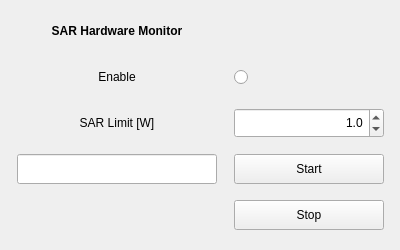
The window that Applications/relax2/ui/sar.ui (OpenMRI/ocra) describes before a commit, drawn with Qt 5.
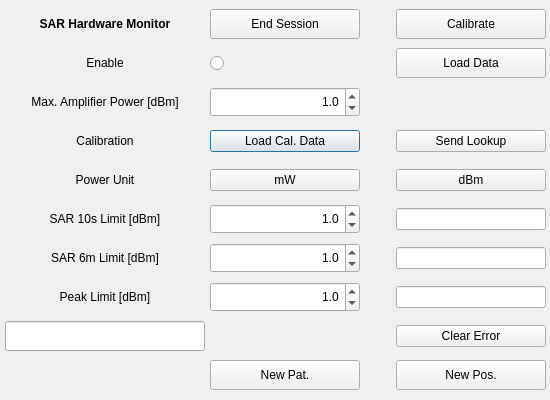
The same window after the commit.

Patch:
```diff
--- a/Applications/relax2/ui/sar.ui
+++ b/Applications/relax2/ui/sar.ui
@@ -6,20 +6,20 @@
    <rect>
     <x>0</x>
     <y>0</y>
-    <width>400</width>
-    <height>250</height>
+    <width>550</width>
+    <height>400</height>
    </rect>
   </property>
   <property name="minimumSize">
    <size>
-    <width>400</width>
-    <height>250</height>
+    <width>550</width>
+    <height>400</height>
    </size>
   </property>
   <property name="maximumSize">
    <size>
-    <width>400</width>
-    <height>250</height>
+    <width>550</width>
+    <height>400</height>
    </size>
   </property>
   <property name="windowTitle">
@@ -30,8 +30,8 @@
     <rect>
      <x>0</x>
      <y>0</y>
-     <width>401</width>
-     <height>251</height>
+     <width>551</width>
+     <height>401</height>
     </rect>
    </property>
    <layout class="QGridLayout" name="gridLayout">
@@ -50,10 +50,73 @@
     <property name="spacing">
      <number>5</number>
     </property>
-    <item row="1" column="0">
-     <widget class="QLabel" name="label">
+    <item row="1" column="3">
+     <widget class="QPushButton" name="SAR_Load_Data_pushButton">
       <property name="minimumSize">
        <size>
+        <width>150</width>
+        <height>30</height>
+       </size>
+      </property>
+      <property name="maximumSize">
+       <size>
+        <width>150</width>
+        <height>30</height>
+       </size>
+      </property>
+      <property name="text">
+       <string>Load Data</string>
+      </property>
+      <property name="autoDefault">
+       <bool>false</bool>
+      </property>
+     </widget>
+    </item>
+    <item row="5" column="1">
+     <widget class="QDoubleSpinBox" name="SAR_Limit_doubleSpinBox">
+      <property name="minimumSize">
+       <size>
+        <width>150</width>
+        <height>30</height>
+       </size>
+      </property>
+      <property name="maximumSize">
+       <size>
+        <width>150</width>
+        <height>30</height>
+       </size>
+      </property>
+      <property name="alignment">
+       <set>Qt::AlignRight|Qt::AlignTrailing|Qt::AlignVCenter</set>
+      </property>
+      <property name="decimals">
+       <number>1</number>
+      </property>
+      <property name="minimum">
+       <double>0.100000000000000</double>
+      </property>
+      <property name="maximum">
+       <double>100.000000000000000</double>
+      </property>
+      <property name="singleStep">
+       <double>1.000000000000000</double>
+      </property>
+      <property name="value">
+       <double>1.000000000000000</double>
+      </property>
+     </widget>
+    </item>
+    <item row="3" column="1">
+     <widget class="QPushButton" name="SAR_Load_Cal_pushButton">
+      <property name="text">
+       <string>Load Cal. Data</string>
+      </property>
+     </widget>
+    </item>
+    <item row="8" column="0">
+     <widget class="QLabel" name="label_6m">
+      <property name="minimumSize">
+       <size>
         <width>200</width>
         <height>30</height>
        </size>
@@ -65,13 +128,35 @@
        </size>
       </property>
       <property name="text">
-       <string>Enable</string>
+       <string>SAR 6m Limit [dBm]</string>
       </property>
       <property name="alignment">
        <set>Qt::AlignCenter</set>
       </property>
      </widget>
     </item>
+    <item row="0" column="3">
+     <widget class="QPushButton" name="SAR_Test_Array_pushButton">
+      <property name="minimumSize">
+       <size>
+        <width>150</width>
+        <height>30</height>
+       </size>
+      </property>
+      <property name="maximumSize">
+       <size>
+        <width>150</width>
+        <height>30</height>
+       </size>
+      </property>
+      <property name="text">
+       <string>Calibrate</string>
+      </property>
+      <property name="autoDefault">
+       <bool>false</bool>
+      </property>
+     </widget>
+    </item>
     <item row="0" column="0">
      <widget class="QLabel" name="label_1">
       <property name="minimumSize">
@@ -100,8 +185,8 @@
       </property>
      </widget>
     </item>
-    <item row="2" column="0">
-     <widget class="QLabel" name="label_0">
+    <item row="5" column="0">
+     <widget class="QLabel" name="label_10s">
       <property name="minimumSize">
        <size>
         <width>200</width>
@@ -115,15 +200,15 @@
        </size>
       </property>
       <property name="text">
-       <string>SAR Limit [W]</string>
+       <string>SAR 10s Limit [dBm]</string>
       </property>
       <property name="alignment">
        <set>Qt::AlignCenter</set>
       </property>
      </widget>
     </item>
-    <item row="2" column="1">
-     <widget class="QDoubleSpinBox" name="SAR_Limit_doubleSpinBox">
+    <item row="8" column="1">
+     <widget class="QDoubleSpinBox" name="SAR_6mLimit_doubleSpinBox">
       <property name="minimumSize">
        <size>
         <width>150</width>
@@ -156,8 +241,8 @@
       </property>
      </widget>
     </item>
-    <item row="3" column="1">
-     <widget class="QPushButton" name="SAR_Start_pushButton">
+    <item row="10" column="1">
+     <widget class="QDoubleSpinBox" name="SAR_Tran_doubleSpinBox">
       <property name="minimumSize">
        <size>
         <width>150</width>
@@ -170,11 +255,52 @@
         <height>30</height>
        </size>
       </property>
+      <property name="alignment">
+       <set>Qt::AlignRight|Qt::AlignTrailing|Qt::AlignVCenter</set>
+      </property>
+      <property name="decimals">
+       <number>1</number>
+      </property>
+      <property name="minimum">
+       <double>0.100000000000000</double>
+      </property>
+      <property name="maximum">
+       <double>100.000000000000000</double>
+      </property>
+      <property name="singleStep">
+       <double>1.000000000000000</double>
+      </property>
+      <property name="value">
+       <double>1.000000000000000</double>
+      </property>
+     </widget>
+    </item>
+    <item row="10" column="0">
+     <widget class="QLabel" name="label_peak">
+      <property name="minimumSize">
+       <size>
+        <width>200</width>
+        <height>30</height>
+       </size>
+      </property>
+      <property name="maximumSize">
+       <size>
+        <width>200</width>
+        <height>30</height>
+       </size>
+      </property>
       <property name="text">
-       <string>Start</string>
+       <string>Peak Limit [dBm]</string>
       </property>
-      <property name="autoDefault">
-       <bool>false</bool>
+      <property name="alignment">
+       <set>Qt::AlignCenter</set>
+      </property>
+     </widget>
+    </item>
+    <item row="12" column="3">
+     <widget class="QPushButton" name="SAR_Error_Clear_pushButton">
+      <property name="text">
+       <string>Clear Error</string>
       </property>
      </widget>
     </item>
@@ -197,29 +323,7 @@
       </property>
      </widget>
     </item>
-    <item row="4" column="1">
-     <widget class="QPushButton" name="SAR_Stop_pushButton">
-      <property name="minimumSize">
-       <size>
-        <width>150</width>
-        <height>30</height>
-       </size>
-      </property>
-      <property name="maximumSize">
-       <size>
-        <width>150</width>
-        <height>30</height>
-       </size>
-      </property>
-      <property name="text">
-       <string>Stop</string>
-      </property>
-      <property name="autoDefault">
-       <bool>false</bool>
-      </property>
-     </widget>
-    </item>
-    <item row="3" column="0">
+    <item row="12" column="0">
      <widget class="QLineEdit" name="SAR_Status_lineEdit">
       <property name="minimumSize">
        <size>
@@ -238,6 +342,241 @@
       </property>
      </widget>
     </item>
+    <item row="10" column="3">
+     <widget class="QLineEdit" name="SAR_PeakLimit_lineEdit"/>
+    </item>
+    <item row="13" column="3">
+     <widget class="QPushButton" name="SAR_New_Pos_pushButton">
+      <property name="minimumSize">
+       <size>
+        <width>150</width>
+        <height>30</height>
+       </size>
+      </property>
+      <property name="maximumSize">
+       <size>
+        <width>150</width>
+        <height>30</height>
+       </size>
+      </property>
+      <property name="text">
+       <string>New Pos.</string>
+      </property>
+      <property name="autoDefault">
+       <bool>false</bool>
+      </property>
+     </widget>
+    </item>
+    <item row="0" column="1">
+     <widget class="QPushButton" name="SAR_Stop_pushButton">
+      <property name="minimumSize">
+       <size>
+        <width>150</width>
+        <height>30</height>
+       </size>
+      </property>
+      <property name="maximumSize">
+       <size>
+        <width>150</width>
+        <height>30</height>
+       </size>
+      </property>
+      <property name="text">
+       <string>End Session</string>
+      </property>
+      <property name="autoDefault">
+       <bool>false</bool>
+      </property>
+     </widget>
+    </item>
+    <item row="4" column="1">
+     <widget class="QPushButton" name="SAR_Power_W_pushButton">
+      <property name="text">
+       <string>mW</string>
+      </property>
+     </widget>
+    </item>
+    <item row="3" column="3">
+     <widget class="QPushButton" name="SAR_Lookup_pushButton">
+      <property name="text">
+       <string>Send Lookup</string>
+      </property>
+     </widget>
+    </item>
+    <item row="8" column="3">
+     <widget class="QLineEdit" name="SAR_6mLimit_lineEdit"/>
+    </item>
+    <item row="0" column="2">
+     <spacer name="horizontalSpacer">
+      <property name="orientation">
+       <enum>Qt::Horizontal</enum>
+      </property>
+      <property name="sizeHint" stdset="0">
+       <size>
+        <width>20</width>
+        <height>20</height>
+       </size>
+      </property>
+     </spacer>
+    </item>
+    <item row="4" column="0">
+     <widget class="QLabel" name="label_3">
+      <property name="minimumSize">
+       <size>
+        <width>200</width>
+        <height>30</height>
+       </size>
+      </property>
+      <property name="maximumSize">
+       <size>
+        <width>200</width>
+        <height>30</height>
+       </size>
+      </property>
+      <property name="text">
+       <string>Power Unit</string>
+      </property>
+      <property name="alignment">
+       <set>Qt::AlignCenter</set>
+      </property>
+     </widget>
+    </item>
+    <item row="1" column="0">
+     <widget class="QLabel" name="label">
+      <property name="minimumSize">
+       <size>
+        <width>200</width>
+        <height>30</height>
+       </size>
+      </property>
+      <property name="maximumSize">
+       <size>
+        <width>200</width>
+        <height>30</height>
+       </size>
+      </property>
+      <property name="text">
+       <string>Enable</string>
+      </property>
+      <property name="alignment">
+       <set>Qt::AlignCenter</set>
+      </property>
+     </widget>
+    </item>
+    <item row="5" column="3">
+     <widget class="QLineEdit" name="SAR_10sLimit_lineEdit">
+      <property name="readOnly">
+       <bool>true</bool>
+      </property>
+     </widget>
+    </item>
+    <item row="4" column="3">
+     <widget class="QPushButton" name="SAR_Power_dBm_pushButton">
+      <property name="text">
+       <string>dBm</string>
+      </property>
+     </widget>
+    </item>
+    <item row="13" column="1">
+     <widget class="QPushButton" name="SAR_New_Pat_pushButton">
+      <property name="minimumSize">
+       <size>
+        <width>150</width>
+        <height>30</height>
+       </size>
+      </property>
+      <property name="maximumSize">
+       <size>
+        <width>150</width>
+        <height>30</height>
+       </size>
+      </property>
+      <property name="text">
+       <string>New Pat.</string>
+      </property>
+      <property name="autoDefault">
+       <bool>false</bool>
+      </property>
+     </widget>
+    </item>
+    <item row="3" column="0">
+     <widget class="QLabel" name="label_2">
+      <property name="minimumSize">
+       <size>
+        <width>200</width>
+        <height>30</height>
+       </size>
+      </property>
+      <property name="maximumSize">
+       <size>
+        <width>200</width>
+        <height>30</height>
+       </size>
+      </property>
+      <property name="text">
+       <string>Calibration</string>
+      </property>
+      <property name="alignment">
+       <set>Qt::AlignCenter</set>
+      </property>
+     </widget>
+    </item>
+    <item row="2" column="0">
+     <widget class="QLabel" name="label_MaxP">
+      <property name="minimumSize">
+       <size>
+        <width>200</width>
+        <height>30</height>
+       </size>
+      </property>
+      <property name="maximumSize">
+       <size>
+        <width>200</width>
+        <height>30</height>
+       </size>
+      </property>
+      <property name="text">
+       <string>Max. Amplifier Power [dBm]</string>
+      </property>
+      <property name="alignment">
+       <set>Qt::AlignCenter</set>
+      </property>
+     </widget>
+    </item>
+    <item row="2" column="1">
+     <widget class="QDoubleSpinBox" name="SAR_Max_Power_doubleSpinBox">
+      <property name="minimumSize">
+       <size>
+        <width>150</width>
+        <height>30</height>
+       </size>
+      </property>
+      <property name="maximumSize">
+       <size>
+        <width>150</width>
+        <height>30</height>
+       </size>
+      </property>
+      <property name="alignment">
+       <set>Qt::AlignRight|Qt::AlignTrailing|Qt::AlignVCenter</set>
+      </property>
+      <property name="decimals">
+       <number>1</number>
+      </property>
+      <property name="minimum">
+       <double>0.100000000000000</double>
+      </property>
+      <property name="maximum">
+       <double>100.000000000000000</double>
+      </property>
+      <property name="singleStep">
+       <double>1.000000000000000</double>
+      </property>
+      <property name="value">
+       <double>1.000000000000000</double>
+      </property>
+     </widget>
+    </item>
    </layout>
   </widget>
  </widget>
```
